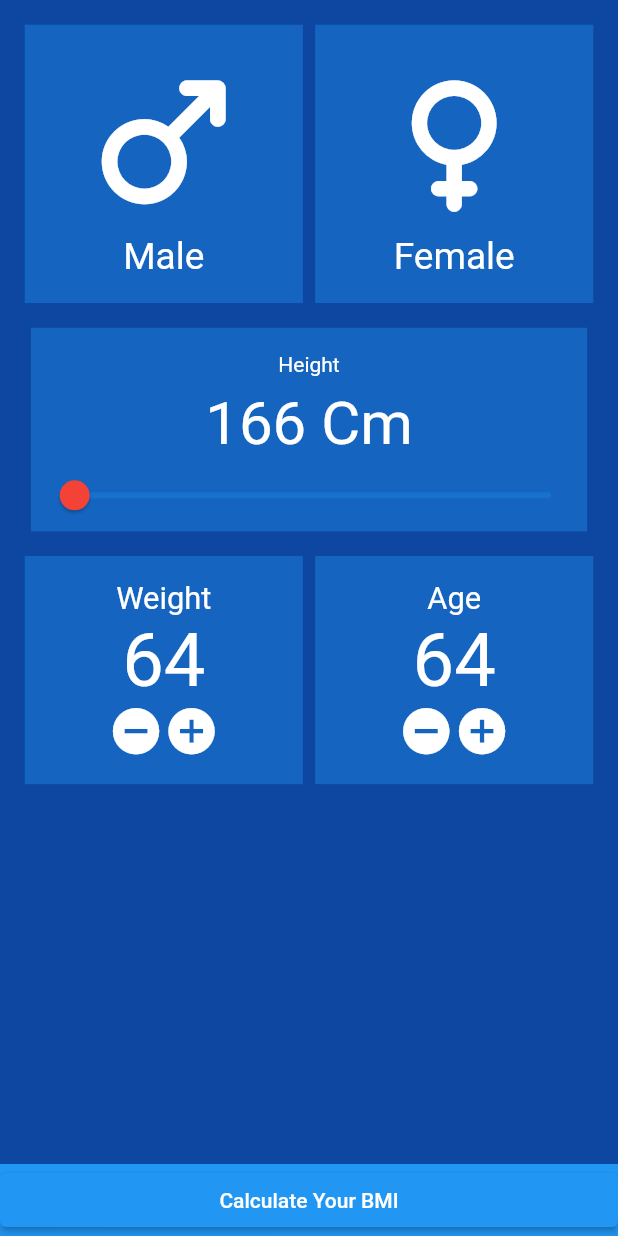
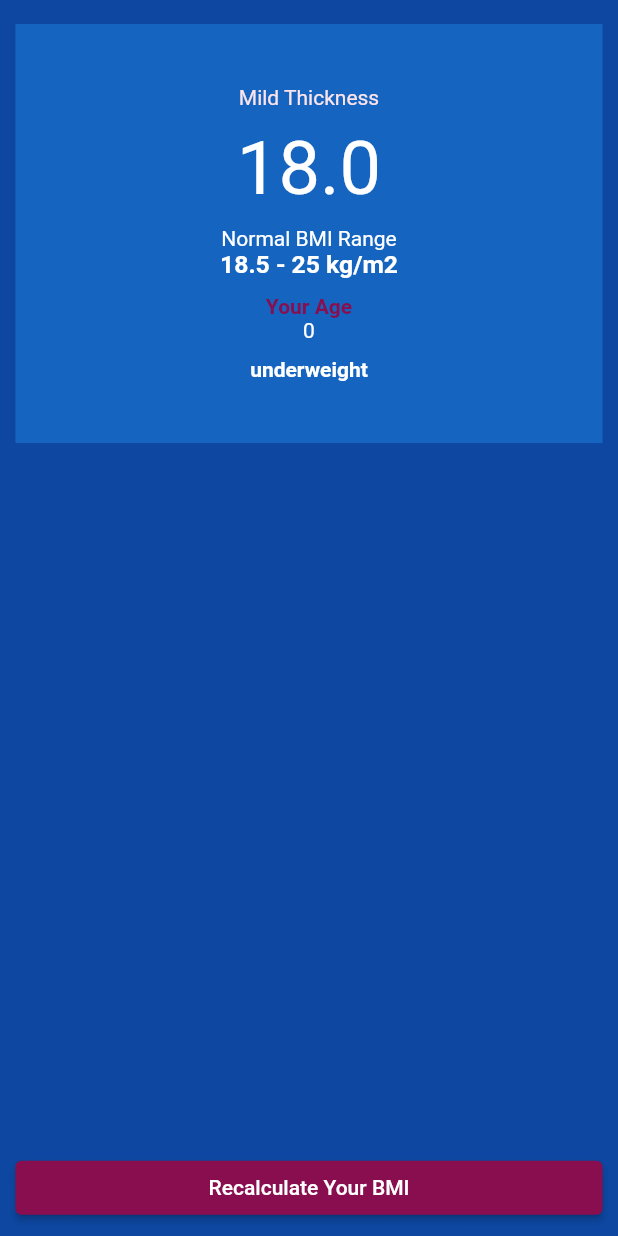
Before and after one commit to shahzebnaqvi/BmiCalculator, a Flutter app: the screen it shows after launch, after a tap on "Calculate Your BMI", on a phone screen of 412 x 824 dp. Run offline on Flutter 3.47's test engine with Material 2 defaults, Android fonts, the phone set to English and light mode, and no system bars; missing offline and left inert: dart:ffi.

Commit message:
bmi calculator design

```diff
--- a/lib/bmicalculator.dart
+++ b/lib/bmicalculator.dart
@@ -1,3 +1,6 @@
+import 'dart:ffi';
+
+import 'package:bmicalculator/calculate.dart';
 import 'package:flutter/material.dart';
 
 class BmiCalculator extends StatefulWidget {
@@ -7,13 +10,28 @@ class BmiCalculator extends StatefulWidget {
   _BmiCalculatorState createState() => _BmiCalculatorState();
 }
 
+int counter1 = 0;
+int counter2 = 0;
+double heightcm1 = 0;
+String heightcm = "";
 Color backcolor = Colors.blue.shade900;
 Color backcolorcon = Colors.blue.shade800;
+
+Color backbut = Colors.pink.shade900;
+Color backbut21 = Colors.pink.shade50;
+
 Color coloricon = Colors.white;
+Color fontcolor = Colors.white;
 double _currentSliderValue = 20;
-Color fontcolor = Colors.white;
 
 class _BmiCalculatorState extends State<BmiCalculator> {
+  height() {
+    setState(() {
+      heightcm1 = _currentSliderValue;
+      heightcm = num.parse(heightcm1.toString()).toStringAsFixed(1);
+    });
+  }
+
   @override
   Widget build(BuildContext context) {
     return Scaffold(
@@ -46,7 +64,7 @@ class _BmiCalculatorState extends State<BmiCalculator> {
                   ),
                 ),
                 Text(
-                  "166 Cm",
+                  "$heightcm",
                   style: TextStyle(fontSize: 40, color: fontcolor),
                 ),
                 Slider(
@@ -60,6 +78,7 @@ class _BmiCalculatorState extends State<BmiCalculator> {
                   onChanged: (double value) {
                     setState(() {
                       _currentSliderValue = value;
+                      height();
                     });
                   },
                 ),
@@ -71,8 +90,10 @@ class _BmiCalculatorState extends State<BmiCalculator> {
             child: Row(
               mainAxisAlignment: MainAxisAlignment.spaceBetween,
               children: [
-                Containerhalf1(heading1: "Weight"),
-                Containerhalf1(heading1: "Age"),
+                Containerhalf1(
+                    heading1: "Weight", counter: counter1, indexnum: "1"),
+                Containerhalf1(
+                    heading1: "Age", counter: counter2, indexnum: "2"),
               ],
             ),
           ),
@@ -80,11 +101,23 @@ class _BmiCalculatorState extends State<BmiCalculator> {
             child: Align(
               alignment: Alignment.bottomCenter,
               child: Container(
-                width: MediaQuery.of(context).size.width * 1,
-                color: Colors.blue,
+                margin:
+                    EdgeInsets.all(MediaQuery.of(context).size.width * 0.02),
+                width: MediaQuery.of(context).size.width * 0.95,
                 child: ElevatedButton(
+                  style: ElevatedButton.styleFrom(primary: Colors.red),
                   child: Text("Calculate Your BMI"),
-                  onPressed: () {},
+                  onPressed: () {
+                    Navigator.pushReplacement(
+                        context,
+                        MaterialPageRoute(
+                          builder: (context) => Calculate(
+                              weightcounter: counter1,
+                              agecounter: counter1,
+                              height: "$heightcm",
+                              gender: "male"),
+                        ));
+                  },
                 ),
               ),
             ),
@@ -118,15 +151,51 @@ Widget containerhalf(context, iconcont, name) {
 }
 
 class Containerhalf1 extends StatefulWidget {
-  const Containerhalf1({Key? key, required this.heading1}) : super(key: key);
+  const Containerhalf1(
+      {Key? key,
+      required this.heading1,
+      required this.counter,
+      required this.indexnum})
+      : super(key: key);
   final String heading1;
+  final int counter;
+  final String indexnum;
+
   @override
   _Containerhalf1State createState() => _Containerhalf1State();
 }
 
+int counteraa = 0;
 // var heading1 = "Weight";
 
 class _Containerhalf1State extends State<Containerhalf1> {
+  void _incrementCounter() {
+    setState(() {
+      if (widget.indexnum == "1") {
+        counter1++;
+      } else if (widget.indexnum == "2") {
+        counter2++;
+      }
+      print(counter1);
+      print(counter2);
+    });
+  }
+
+  void _decrementCounter() {
+    setState(() {
+      // counteraa--;
+      // print(counteraa);
+      // print(counteraa);
+      if (widget.indexnum == "1") {
+        counter1--;
+      } else if (widget.indexnum == "2") {
+        counter2--;
+      }
+      print(counter1);
+      print(counter2);
+    });
+  }
+
   @override
   Widget build(BuildContext context) {
     return Container(
@@ -144,7 +213,7 @@ class _Containerhalf1State extends State<Containerhalf1> {
                 color: fontcolor),
           ),
           Text(
-            "64",
+            "${widget.counter}",
             style: TextStyle(
                 fontSize: MediaQuery.of(context).size.width * 0.12,
                 color: fontcolor),
@@ -152,15 +221,25 @@ class _Containerhalf1State extends State<Containerhalf1> {
           Row(
             mainAxisAlignment: MainAxisAlignment.center,
             children: [
-              Icon(
+              InkWell(
+                onTap: () {
+                  _decrementCounter();
+                },
+                child: Icon(
                   Icons.remove_circle,
                   color: fontcolor,
                   size: MediaQuery.of(context).size.width * 0.09,
                 ),
-              Icon(
+              ),
+              InkWell(
+                onTap: () {
+                  _incrementCounter();
+                },
+                child: Icon(
                   Icons.add_circle,
                   color: fontcolor,
                   size: MediaQuery.of(context).size.width * 0.09,
+                ),
               ),
             ],
           )
--- /dev/null
+++ b/lib/calculate.dart
@@ -0,0 +1,138 @@
+import 'package:bmicalculator/bmicalculator.dart';
+import 'package:flutter/material.dart';
+
+Color backcolor = Colors.blue.shade900;
+Color backcolorcon = Colors.blue.shade800;
+
+Color backbut = Colors.pink.shade900;
+Color backbut21 = Colors.pink.shade50;
+
+Color coloricon = Colors.white;
+Color fontcolor = Colors.white;
+
+class Calculate extends StatefulWidget {
+  const Calculate(
+      {Key? key,
+      required this.weightcounter,
+      required this.agecounter,
+      required this.height,
+      required this.gender})
+      : super(key: key);
+  final weightcounter;
+  final agecounter;
+  final height;
+  final gender;
+
+  @override
+  State<Calculate> createState() => _CalculateState();
+}
+
+class _CalculateState extends State<Calculate> {
+  @override
+  Widget build(BuildContext context) {
+    return Scaffold(
+      backgroundColor: backcolor,
+      body: Column(
+        children: [
+          Text("${widget.height}"),
+          Center(
+              child: containerhalf(
+                  context, Icons.male_rounded, "Male", "${widget.agecounter}")),
+          Expanded(
+            child: Align(
+              alignment: Alignment.bottomCenter,
+              child: Container(
+                margin:
+                    EdgeInsets.all(MediaQuery.of(context).size.width * 0.02),
+                width: MediaQuery.of(context).size.width * 0.95,
+                child: ElevatedButton(
+                  style: ElevatedButton.styleFrom(primary: backbut),
+                  child: Text("Recalculate Your BMI"),
+                  onPressed: () {
+                    Navigator.pushReplacement(
+                        context,
+                        MaterialPageRoute(
+                          builder: (context) => BmiCalculator(),
+                        ));
+                  },
+                ),
+              ),
+            ),
+          )
+        ],
+      ),
+    );
+  }
+}
+
+Widget containerhalf(context, iconcont, name, age) {
+  return Container(
+    padding: EdgeInsets.all(
+      MediaQuery.of(context).size.height * 0.05,
+    ),
+    width: MediaQuery.of(context).size.width * 0.95,
+    color: backcolorcon,
+    child: Column(
+      children: [
+        Text(
+          "Mild Thickness",
+          style: TextStyle(
+            color: backbut21,
+          ),
+        ),
+        Padding(
+          padding: const EdgeInsets.only(top: 10),
+          child: Text(
+            "18.0",
+            style: TextStyle(
+                fontSize: MediaQuery.of(context).size.width * 0.12,
+                color: fontcolor),
+          ),
+        ),
+        Padding(
+          padding: const EdgeInsets.only(top: 10),
+          child: Text(
+            "Normal BMI Range",
+            style: TextStyle(
+              color: fontcolor,
+            ),
+          ),
+        ),
+        Text(
+          "18.5 - 25 kg/m2",
+          style: TextStyle(
+            color: fontcolor,
+            fontSize: MediaQuery.of(context).size.width * 0.04,
+            fontWeight: FontWeight.bold,
+          ),
+        ),
+        Padding(
+          padding: const EdgeInsets.only(top: 10),
+          child: Text(
+            "Your Age",
+            style: TextStyle(
+              color: backbut,
+              fontWeight: FontWeight.bold,
+            ),
+          ),
+        ),
+        Text(
+          "$age",
+          style: TextStyle(
+            color: fontcolor,
+          ),
+        ),
+        Padding(
+          padding: const EdgeInsets.only(top: 10),
+          child: Text(
+            "underweight",
+            style: TextStyle(
+              color: fontcolor,
+              fontWeight: FontWeight.bold,
+            ),
+          ),
+        ),
+      ],
+    ),
+  );
+}
--- /dev/null
+++ b/lib/data.dart
@@ -0,0 +1,9 @@
+import 'package:flutter/material.dart';
+
+Color backcolor = Colors.blue.shade900;
+Color backcolorcon = Colors.blue.shade800;
+Color coloricon = Colors.white;
+Color backbut21 = Colors.pink.shade50;
+Color backbut = Colors.pink.shade900;
+Color fontcolor = Colors.white;
+double _currentSliderValue = 20;
--- a/lib/main.dart
+++ b/lib/main.dart
@@ -1,4 +1,5 @@
 import 'package:bmicalculator/bmicalculator.dart';
+import 'package:bmicalculator/calculate.dart';
 import 'package:flutter/material.dart';
 
 void main() {
```
Lines whose indentation alone changed are shown as unchanged.
